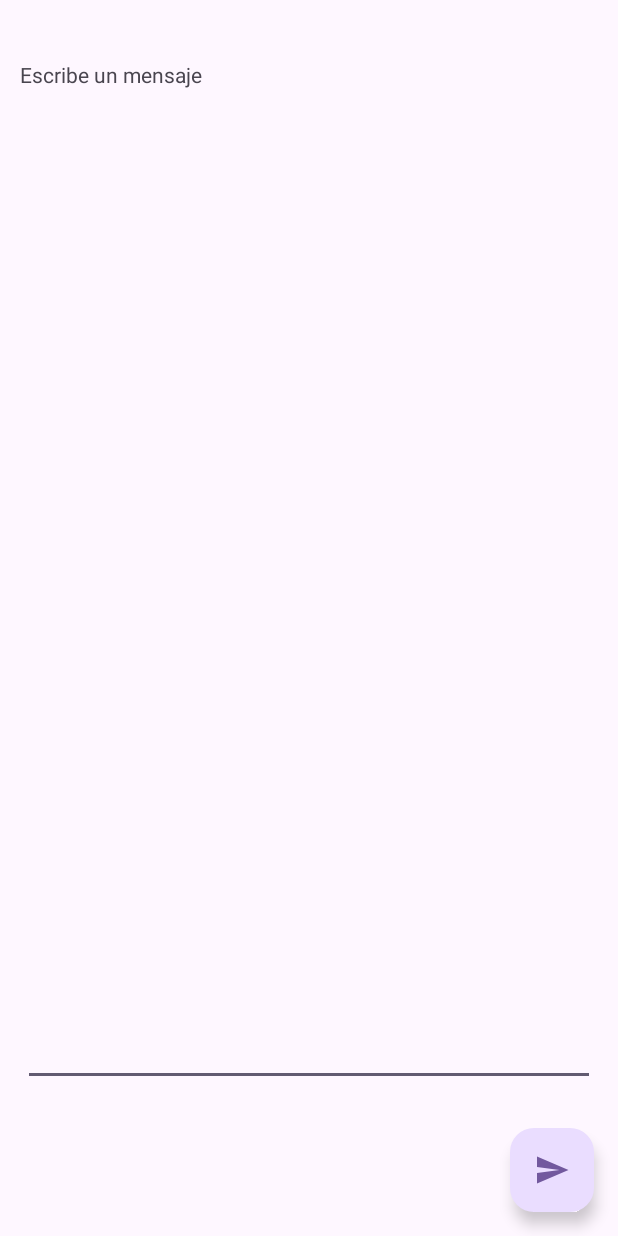
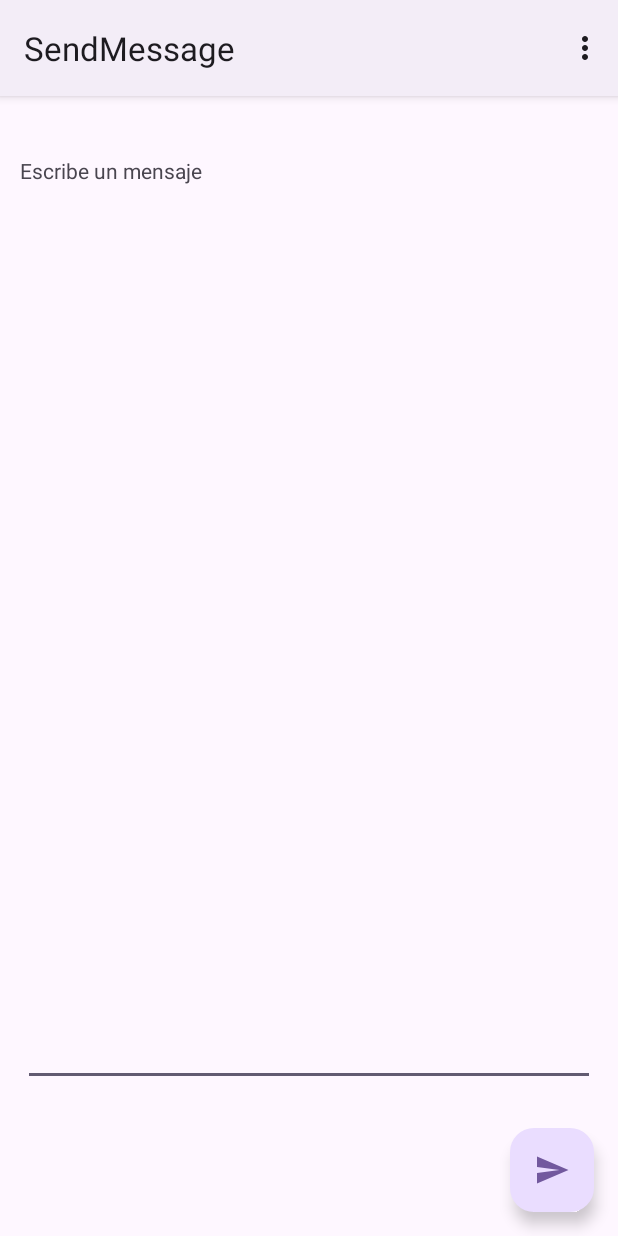
Before and after one commit to AJimesp/SendMessageViewBinding, an Android app: the screen it shows after launch (SendMessageActivity), on a phone screen of 412 x 824 dp. Run offline under Robolectric (Android 15) with nearby library versions, the phone set to English and light mode, and no system bars.

```diff
--- a/app/build.gradle.kts
+++ b/app/build.gradle.kts
@@ -38,4 +38,5 @@ dependencies {
     testImplementation("junit:junit:4.13.2")
     androidTestImplementation("androidx.test.ext:junit:1.1.5")
     androidTestImplementation("androidx.test.espresso:espresso-core:3.5.1")
+    implementation("com.github.daniel-stoneuk:material-about-library:3.1.2")
 }
--- /dev/null
+++ b/app/src/main/java/com/antonioje/sendmessageviewbinding/AboutActivity.java
@@ -0,0 +1,23 @@
+package com.antonioje.sendmessageviewbinding;
+
+import android.content.Context;
+
+import androidx.annotation.NonNull;
+import androidx.annotation.Nullable;
+
+import com.danielstone.materialaboutlibrary.MaterialAboutActivity;
+import com.danielstone.materialaboutlibrary.model.MaterialAboutList;
+
+public class AboutActivity extends MaterialAboutActivity {
+    @Override
+    @NonNull
+    protected MaterialAboutList getMaterialAboutList(@NonNull Context context) {
+        return new MaterialAboutList.Builder()
+                .build(); // This creates an empty screen, add cards with .addCard()
+    }
+
+    @Override
+    protected CharSequence getActivityTitle() {
+        return getString(R.string.menu_aboutus);
+    }
+}
--- a/app/src/main/java/com/antonioje/sendmessageviewbinding/SendMessageActivity.java
+++ b/app/src/main/java/com/antonioje/sendmessageviewbinding/SendMessageActivity.java
@@ -5,6 +5,9 @@ import androidx.appcompat.app.AppCompatActivity;
 import android.content.Intent;
 import android.os.Bundle;
 import android.util.Log;
+import android.view.Menu;
+import android.view.MenuInflater;
+import android.view.MenuItem;
 import android.view.View;
 import android.widget.EditText;
 import android.widget.Toast;
@@ -17,7 +20,22 @@ import com.google.android.material.floatingactionbutton.FloatingActionButton;
 public class SendMessageActivity extends AppCompatActivity {
     private static final String TAG = "SendMessageActivity";
     private ActivitySendMessageBinding binding;
-
+    @Override
+    public boolean onCreateOptionsMenu(Menu menu)
+    {
+        MenuInflater inflater = getMenuInflater();
+        inflater.inflate(R.menu.main_menu,menu);
+        return true;
+    }
+    @Override
+    public boolean onOptionsItemSelected(MenuItem item){
+        if (item.getItemId() == R.id.menu_aboutus){
+                Intent intent = new Intent(this,AboutActivity.class);
+                startActivity(intent);
+                return true;
+        }
+        return false;
+    }
     @Override
     protected void onCreate(Bundle savedInstanceState) {
         super.onCreate(savedInstanceState);
--- /dev/null
+++ b/app/src/main/res/layout-land/activity_send_message.xml
@@ -0,0 +1,47 @@
+<?xml version="1.0" encoding="utf-8"?>
+<androidx.constraintlayout.widget.ConstraintLayout xmlns:android="http://schemas.android.com/apk/res/android"
+    android:layout_width="match_parent"
+    android:layout_height="match_parent"
+    xmlns:app="http://schemas.android.com/apk/res-auto">
+    <TextView
+        android:fontFamily="@font/apex_regulator"
+        android:textSize="@dimen/tvTitleMessage_textSize"
+        android:id="@+id/tvTitleMessage"
+        android:layout_width="wrap_content"
+        android:layout_height="wrap_content"
+        android:layout_marginTop="40dp"
+        android:text="@string/tvTitleMessage"
+        app:layout_constraintEnd_toEndOf="parent"
+        app:layout_constraintHorizontal_bias="0.047"
+        app:layout_constraintStart_toStartOf="parent"
+        app:layout_constraintTop_toTopOf="parent" />
+
+    <EditText
+        android:id="@+id/edMessage"
+        android:layout_width="0dp"
+        android:layout_height="0dp"
+        android:layout_marginTop="35dp"
+        android:layout_marginEnd="16dp"
+        android:layout_marginBottom="100dp"
+        android:ems="10"
+        android:gravity="start|top"
+        android:inputType="textMultiLine"
+        app:layout_constraintBottom_toBottomOf="parent"
+        app:layout_constraintEnd_toStartOf="@+id/fab"
+        app:layout_constraintStart_toStartOf="parent"
+        app:layout_constraintTop_toBottomOf="@+id/tvTitleMessage" />
+
+    <com.google.android.material.floatingactionbutton.FloatingActionButton
+        android:id="@+id/fab"
+        android:layout_width="wrap_content"
+        android:layout_height="wrap_content"
+        android:layout_marginEnd="16dp"
+        android:layout_marginBottom="16dp"
+        android:clickable="true"
+        android:src="@drawable/ic_action_send"
+        app:layout_constraintBottom_toBottomOf="parent"
+        app:layout_constraintEnd_toEndOf="parent"
+        app:layout_constraintHorizontal_bias="1.0"
+        app:layout_constraintStart_toStartOf="parent"
+        app:layout_constraintTop_toTopOf="parent" />
+</androidx.constraintlayout.widget.ConstraintLayout>
--- /dev/null
+++ b/app/src/main/res/menu/main_menu.xml
@@ -0,0 +1,4 @@
+<?xml version="1.0" encoding="utf-8"?>
+<menu xmlns:android="http://schemas.android.com/apk/res/android">
+<item android:title="@string/menu_aboutus" android:id="@+id/menu_aboutus"></item>
+</menu>
--- a/app/src/main/res/values-night/themes.xml
+++ b/app/src/main/res/values-night/themes.xml
@@ -1,7 +1,8 @@
 <resources xmlns:tools="http://schemas.android.com/tools">
-    <!-- Base application theme. -->
-    <style name="Base.Theme.SendMessage" parent="Theme.Material3.DayNight.NoActionBar">
-        <!-- Customize your dark theme here. -->
-        <!-- <item name="colorPrimary">@color/my_dark_primary</item> -->
+    <style name="Base.Theme.SendMessage" parent="Theme.Material3.DayNight">
+        <item name="colorPrimary">@color/colorPrimary</item>
+        <item name="colorPrimaryDark">@color/colorPrimaryDark</item>
     </style>
+    <style name="Theme.SendMessage" parent="Base.Theme.SendMessage"/>
+    <style name="AppTheme.MaterialAboutActivity" parent="Theme.MaterialComponents.DayNight"/>
 </resources>
--- a/app/src/main/res/values/colors.xml
+++ b/app/src/main/res/values/colors.xml
@@ -2,4 +2,6 @@
 <resources>
     <color name="black">#FF000000</color>
     <color name="white">#FFFFFFFF</color>
+    <color name="colorPrimary">#6200FF</color>
+    <color name="colorPrimaryDark">#F44336</color>
 </resources>
--- /dev/null
+++ b/app/src/main/res/values/dimens.xml
@@ -0,0 +1,4 @@
+<?xml version="1.0" encoding="utf-8"?>
+<resources>
+    <dimen name ="tvTitleMessage_textSize">30sp</dimen>
+</resources>
--- a/app/src/main/res/values/strings.xml
+++ b/app/src/main/res/values/strings.xml
@@ -3,6 +3,5 @@
     <string name="tvTitleMessage">Escribe un mensaje</string>
     <string name="tvUserInfoText">Muestra la información del usuario</string>
     <string name="tvMessageText">Muestra la información del mensaje</string>
-
-
+    <string name="menu_aboutus">Sobre mi</string>
 </resources>
--- a/app/src/main/res/values/themes.xml
+++ b/app/src/main/res/values/themes.xml
@@ -1,9 +1,8 @@
 <resources xmlns:tools="http://schemas.android.com/tools">
-    <!-- Base application theme. -->
-    <style name="Base.Theme.SendMessage" parent="Theme.Material3.DayNight.NoActionBar">
-        <!-- Customize your light theme here. -->
-        <!-- <item name="colorPrimary">@color/my_light_primary</item> -->
-    </style>
-
-    <style name="Theme.SendMessage" parent="Base.Theme.SendMessage" />
+    <style name="Base.Theme.SendMessage" parent="Theme.Material3.DayNight">
+            <item name="colorPrimary">@color/colorPrimary</item>
+            <item name="colorPrimaryDark">@color/colorPrimaryDark</item>
+        </style>
+    <style name="Theme.SendMessage" parent="Base.Theme.SendMessage"/>
+    <style name="AppTheme.MaterialAboutActivity" parent="Theme.MaterialComponents.DayNight"/>
 </resources>
--- a/settings.gradle.kts
+++ b/settings.gradle.kts
@@ -10,8 +10,8 @@ dependencyResolutionManagement {
     repositories {
         google()
         mavenCentral()
+        maven(url = "https://jitpack.io")
     }
 }
-
 rootProject.name = "SendMessageViewBinding"
 include(":app")
```
Also changed, not shown: app/src/main/res/font/apex_regulator.otf (added), 1 other file.
